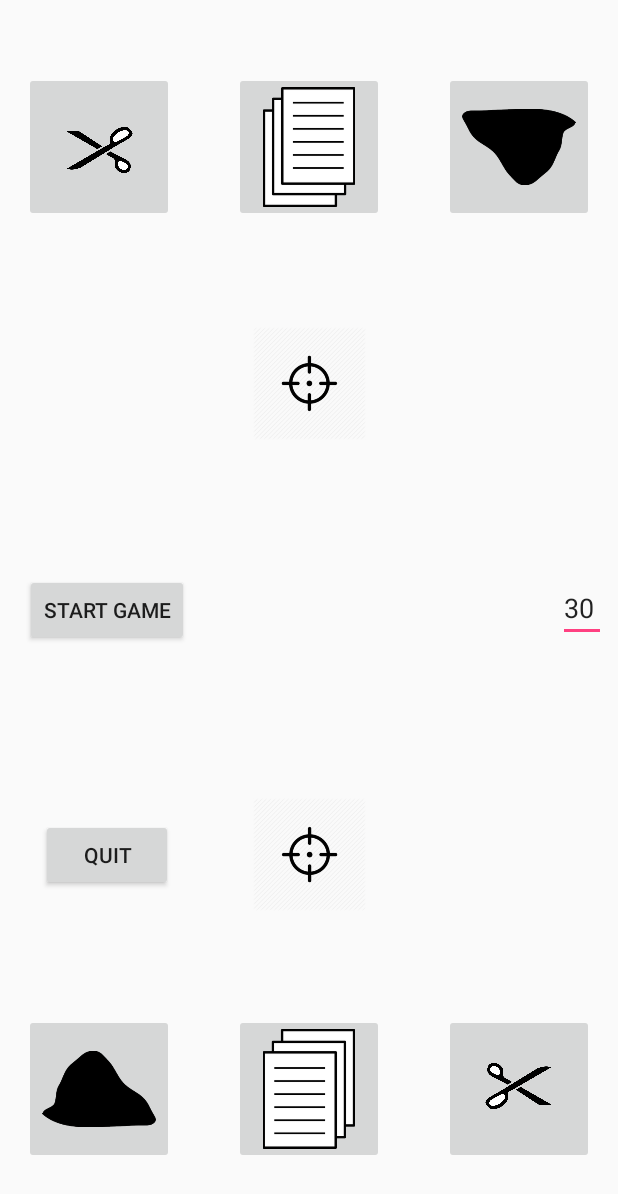
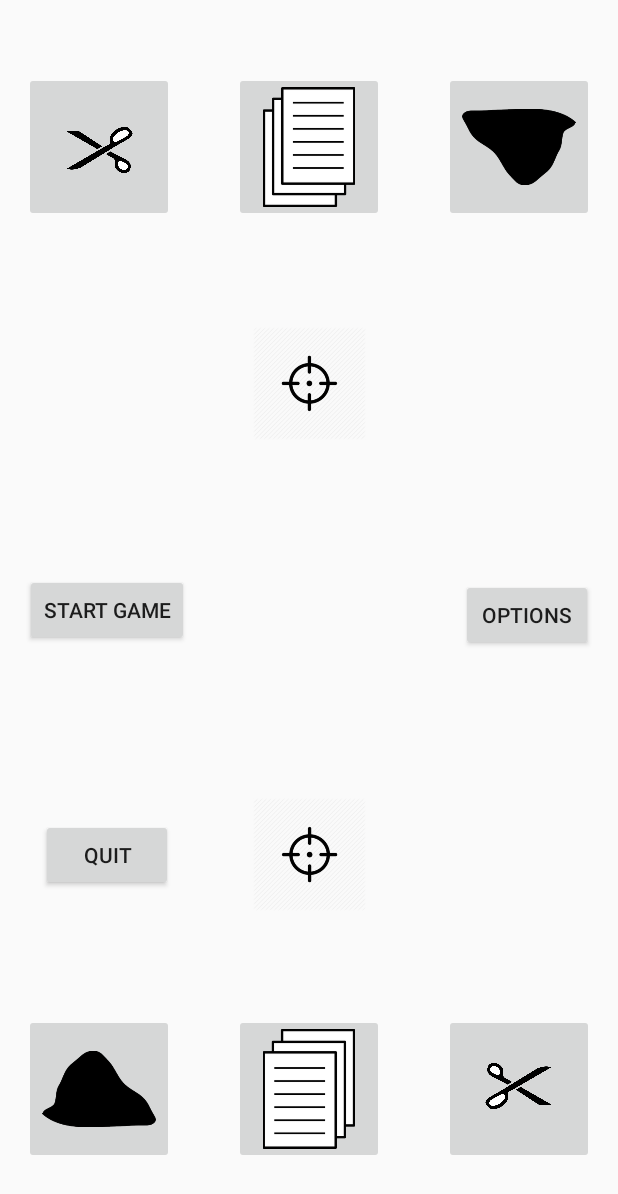
Before and after one commit to NikhilAPatel/RPS, an Android app: the Game screen opened directly, with no data from a screen before it, on a phone screen of 412 x 824 dp. Shown: the top 1194 px of the screen. Run offline under Robolectric (Android 15) with nearby library versions, the phone set to English and light mode, and no system bars.

Commit message:
Added game options screen and made tweaks to code
Added a screen accesible from both the game and the menu where the player can set game time and toggle powerups on or off(not implemented). The options screen can link back to either the menu or the game. ALso the countdownTimerPausable class was deleted as it was no longer in use. Some graphical capabilities have also been added back into the game as it was determined that they were not the source of the lag.

```diff
--- a/app/src/main/AndroidManifest.xml
+++ b/app/src/main/AndroidManifest.xml
@@ -9,9 +9,7 @@
         android:roundIcon="@mipmap/ic_launcher_round"
         android:supportsRtl="true"
         android:theme="@style/AppTheme">
-        <activity android:name=".Game">
-
-        </activity>
+        <activity android:name=".Game"></activity>
         <activity android:name=".Menu">
             <intent-filter>
                 <action android:name="android.intent.action.MAIN" />
@@ -19,6 +17,7 @@
                 <category android:name="android.intent.category.LAUNCHER" />
             </intent-filter>
         </activity>
+        <activity android:name=".Options"></activity>
     </application>
 
 </manifest>
--- a/app/src/main/java/academy/learnprogramming/rps/Game.java
+++ b/app/src/main/java/academy/learnprogramming/rps/Game.java
@@ -21,18 +21,16 @@ import static android.view.View.VISIBLE;
 public class Game extends AppCompatActivity {
 
     //TODO add sound
-    //TODO add intro screen
-    //TODO add actual way to start game
-    //TODO add way for users to know who is winning
-    //TODO find a way to get rid of title bar
+    //TODO finish intro screen
     //TODO fix all of the yellows
     //TODO fix encapsulation
     //TODO create a constants.java in order keep track of game length etc.
-    //TODO make score default 0
     //TODO make score 0 when game starts
-    //TODO make score easier to read
     //TODO implement ads
-    //TODO gray out buttons on end game
+    //TODO add progress bar
+    //TODO check all text fields for bad data entry
+    //TODO make it so you can tie
+
 
 
     private ImageButton p1paperButton;
@@ -46,8 +44,8 @@ public class Game extends AppCompatActivity {
     private TextView p1timer;
     private TextView p2timer;
     private Button startButton;
-    private EditText timeInput;
     private Button quitButton;
+    private Button optionsButton;
 
     private boolean gameStart = false;
     private String p1state = "shoot";
@@ -79,8 +77,8 @@ public class Game extends AppCompatActivity {
         p1timer = findViewById(R.id.p1timer);
         p2timer = findViewById(R.id.p2timer);
         startButton = findViewById(R.id.startButton);
-        timeInput = findViewById(R.id.timeInput);
         quitButton = findViewById(R.id.quitButton);
+        optionsButton = findViewById(R.id.optionsButton);
 
         //Player 1 Controls
         p1paperButton = findViewById(R.id.p1paperButton);
@@ -116,7 +114,7 @@ public class Game extends AppCompatActivity {
             @Override
             public void onClick(View view) {
                 p2choiceImage.setImageResource(R.drawable.rock);
-                /*
+
                 p2rockButton.setImageResource(R.drawable.rockgrayed);
                 p2rockButton.setClickable(false);
 
@@ -125,7 +123,7 @@ public class Game extends AppCompatActivity {
 
                 p2paperButton.setImageResource(R.drawable.paper);
                 p2paperButton.setClickable(true);
-*/
+
                 p2state = "rock";
 
             }
@@ -134,7 +132,7 @@ public class Game extends AppCompatActivity {
             @Override
             public void onClick(View view) {
                 p2choiceImage.setImageResource(R.drawable.paper);
-                /*
+
                 p2paperButton.setImageResource(R.drawable.papergrayed);
                 p2paperButton.setClickable(false);
 
@@ -143,7 +141,7 @@ public class Game extends AppCompatActivity {
 
                 p2scissorButton.setImageResource(R.drawable.scissors);
                 p2scissorButton.setClickable(true);
-                */
+
 
                 p2state = "paper";
 
@@ -153,7 +151,7 @@ public class Game extends AppCompatActivity {
             @Override
             public void onClick(View view) {
                 p2choiceImage.setImageResource(R.drawable.scissors);
-                /*
+
                 p2scissorButton.setImageResource(R.drawable.scissorsgrayed);
                 p2scissorButton.setClickable(false);
 
@@ -162,7 +160,7 @@ public class Game extends AppCompatActivity {
 
                 p2rockButton.setImageResource(R.drawable.rock);
                 p2rockButton.setClickable(true);
-*/
+
                 p2state = "scissor";
 
             }
@@ -173,7 +171,7 @@ public class Game extends AppCompatActivity {
             @Override
             public void onClick(View view) {
                 p1choiceImage.setImageResource(R.drawable.rock);
-                /*
+
                 p1rockButton.setImageResource(R.drawable.rockgrayed);
                 p1rockButton.setClickable(false);
 
@@ -182,7 +180,7 @@ public class Game extends AppCompatActivity {
 
                 p1paperButton.setImageResource(R.drawable.paper);
                 p1paperButton.setClickable(true);
-                */
+
 
                 p1state = "rock";
 
@@ -192,7 +190,7 @@ public class Game extends AppCompatActivity {
             @Override
             public void onClick(View view) {
                 p1choiceImage.setImageResource(R.drawable.paper);
-                /*
+
                 p1paperButton.setImageResource(R.drawable.papergrayed);
                 p1paperButton.setClickable(false);
 
@@ -201,7 +199,7 @@ public class Game extends AppCompatActivity {
 
                 p1scissorButton.setImageResource(R.drawable.scissors);
                 p1scissorButton.setClickable(true);
-                */
+
 
                 p1state = "paper";
             }
@@ -210,7 +208,7 @@ public class Game extends AppCompatActivity {
             @Override
             public void onClick(View view) {
                 p1choiceImage.setImageResource(R.drawable.scissors);
-                /*
+
                 p1scissorButton.setImageResource(R.drawable.scissorsgrayed);
                 p1scissorButton.setClickable(false);
 
@@ -219,10 +217,18 @@ public class Game extends AppCompatActivity {
 
                 p1rockButton.setImageResource(R.drawable.rock);
                 p1rockButton.setClickable(true);
-                */
+
 
                 p1state = "scissor";
 
+            }
+        };
+
+        View.OnClickListener optionsButtonOnClickListener = new View.OnClickListener() {
+            @Override
+            public void onClick(View v) {
+                Intent myIntent = new Intent(Game.this, Options.class);
+                startActivity(myIntent);
             }
         };
 
@@ -236,66 +242,12 @@ public class Game extends AppCompatActivity {
 
         startButton.setOnClickListener(startButtonOnClickListener);
         quitButton.setOnClickListener(quitButtonOnClickListener);
+        optionsButton.setOnClickListener(optionsButtonOnClickListener);
 
     }
 
-    /*
-    public void startGame() {
-
-        if (!gameStart) {
-            gameStart = true;
-            p1scoreValue = 0;
-            p2scoreValue = 0;
-            p1score.setText(Integer.toString(p1scoreValue) + " Points");
-            p2score.setText(Integer.toString(p2scoreValue) + " Points");
-
-
-            p1timer.setText("Go!");
-            p2timer.setText("Go!");
-            int runtime = Integer.parseInt(timeInput.getText().toString()) * 1000;
-            new CountDownTimer(runtime, scoreCheckTime) {
-
-                public void onTick(long millisUntilFinished) {
-                    String currentWinner = getWinner();
-
-                    if (currentWinner.equals("P1")) {
-                        p1scoreValue++;
-                        p1score.setText(Integer.toString(p1scoreValue));
-                        p1timer.setTextColor(0xFFFF0000);
-                        p2timer.setTextColor(0xFFFF0000);
-                    } else if (currentWinner.equals("P2")) {
-                        p2scoreValue++;
-                        p2score.setText(Integer.toString(p2scoreValue));
-                        p1timer.setTextColor(0xFF0000FF);
-                        p2timer.setTextColor(0xFF0000FF);
-                    } else {
-                        p1timer.setTextColor(0xFF000000);
-                        p2timer.setTextColor(0xFF000000);
-                    }
-
-                    p1timer.setText(String.valueOf(millisUntilFinished / 1000));
-                    p2timer.setText(String.valueOf(millisUntilFinished / 1000));
-                }
-
-                public void onFinish() {
-
-                    endGame();
-                }
-            }.start();
-        }
-    }
-    */
-
     public void startGameWithThread() {
         if (!gameStart) {
-            p1rockButton.setClickable(true);
-            p1paperButton.setClickable(true);
-            p1scissorButton.setClickable(true);
-
-            p2rockButton.setClickable(true);
-            p2paperButton.setClickable(true);
-            p2scissorButton.setClickable(true);
-
             gameStart = true;
             p1scoreValue = 0;
             p2scoreValue = 0;
@@ -303,11 +255,12 @@ public class Game extends AppCompatActivity {
             p2score.setText(Integer.toString(p2scoreValue) + " Points");
             p1timer.setText("Go!");
             p2timer.setText("Go!");
+            unGrayButtons();
             startButton.setVisibility(INVISIBLE); //makes the start button disappear when the game starts but later this could be changed to make the button function as a pause button
-            timeInput.setVisibility(INVISIBLE);
             quitButton.setVisibility(INVISIBLE);
+            optionsButton.setVisibility(INVISIBLE);
             Timer runTimer = new Timer();
-            final int runtime = 200 + Integer.parseInt(timeInput.getText().toString()) * 1000;
+            final int runtime = 200 + (Options.getGameTime() * 1000);
 
             final long startTime = System.currentTimeMillis();
             TimerTask game = new TimerTask() {
@@ -357,13 +310,15 @@ public class Game extends AppCompatActivity {
         }
     }
 
-    //TODO finish endGame method (find out who wins and have options for quit to menu and play again)
     public void endGame() {
+        grayButtons();
         p1timer.setText("Game Done");
         p2timer.setText("Game Done");
         startButton.setVisibility(VISIBLE);
-        timeInput.setVisibility(VISIBLE);
         quitButton.setVisibility(VISIBLE);
+        optionsButton.setVisibility(VISIBLE);
+        p1choiceImage.setImageResource(R.drawable.shoot);
+        p2choiceImage.setImageResource(R.drawable.shoot);
 
         gameStart = false;
         if (p1scoreValue > p2scoreValue) {
@@ -376,14 +331,6 @@ public class Game extends AppCompatActivity {
             p2score.setText("Loser: " + p2scoreValue);
             p1score.setText("Loser: " + p1scoreValue);
         }
-
-        p1rockButton.setClickable(false);
-        p1paperButton.setClickable(false);
-        p1scissorButton.setClickable(false);
-
-        p2rockButton.setClickable(false);
-        p2paperButton.setClickable(false);
-        p2scissorButton.setClickable(false);
 
     }
 
@@ -398,4 +345,41 @@ public class Game extends AppCompatActivity {
         }
         return condition;
     }
+
+    public void grayButtons(){
+        p1rockButton.setClickable(false);
+        p1paperButton.setClickable(false);
+        p1scissorButton.setClickable(false);
+
+        p2rockButton.setClickable(false);
+        p2paperButton.setClickable(false);
+        p2scissorButton.setClickable(false);
+
+        p1rockButton.setImageResource(R.drawable.rockgrayed);
+        p1scissorButton.setImageResource(R.drawable.scissorsgrayed);
+        p1paperButton.setImageResource(R.drawable.papergrayed);
+
+        p2rockButton.setImageResource(R.drawable.rockgrayed);
+        p2scissorButton.setImageResource(R.drawable.scissorsgrayed);
+        p2paperButton.setImageResource(R.drawable.papergrayed);
+    }
+
+    public void unGrayButtons(){
+        p1rockButton.setClickable(true);
+        p1paperButton.setClickable(true);
+        p1scissorButton.setClickable(true);
+
+        p2rockButton.setClickable(true);
+        p2paperButton.setClickable(true);
+        p2scissorButton.setClickable(true);
+
+        p1rockButton.setImageResource(R.drawable.rock);
+        p1scissorButton.setImageResource(R.drawable.scissors);
+        p1paperButton.setImageResource(R.drawable.paper);
+
+        p2rockButton.setImageResource(R.drawable.rock);
+        p2scissorButton.setImageResource(R.drawable.scissors);
+        p2paperButton.setImageResource(R.drawable.paper);
+    }
+
 }
--- a/app/src/main/res/layout/game_activity.xml
+++ b/app/src/main/res/layout/game_activity.xml
@@ -48,6 +48,7 @@
         android:layout_marginTop="8dp"
         android:fontFamily="cursive"
         android:textAlignment="center"
+        android:textColor="@android:color/black"
         android:textSize="30sp"
         app:layout_constraintBottom_toBottomOf="parent"
         app:layout_constraintEnd_toEndOf="parent"
@@ -185,17 +186,6 @@
         app:layout_constraintTop_toBottomOf="@+id/p2choiceImage"
         app:layout_constraintVertical_bias="0.466" />
 
-    <EditText
-        android:id="@+id/timeInput"
-        android:layout_width="32dp"
-        android:layout_height="wrap_content"
-        android:ems="10"
-        android:inputType="number"
-        android:text="30"
-        android:textColorLink="@android:color/black"
-        app:layout_constraintBaseline_toBaselineOf="@+id/startButton"
-        app:layout_constraintEnd_toEndOf="@+id/p1timer" />
-
     <Button
         android:id="@+id/quitButton"
         android:layout_width="wrap_content"
@@ -221,6 +211,7 @@
         android:fontFamily="cursive"
         android:rotation="180"
         android:textAlignment="center"
+        android:textColor="@android:color/black"
         android:textSize="30sp"
         app:layout_constraintBottom_toBottomOf="@+id/p1score"
         app:layout_constraintEnd_toEndOf="parent"
@@ -229,4 +220,20 @@
         app:layout_constraintTop_toTopOf="@+id/p2score"
         app:layout_constraintVertical_bias="0.455" />
 
+    <Button
+        android:id="@+id/optionsButton"
+        android:layout_width="wrap_content"
+        android:layout_height="wrap_content"
+        android:layout_marginBottom="8dp"
+        android:layout_marginEnd="8dp"
+        android:layout_marginStart="8dp"
+        android:layout_marginTop="8dp"
+        android:text="Options"
+        app:layout_constraintBottom_toTopOf="@+id/p1choiceImage"
+        app:layout_constraintEnd_toEndOf="parent"
+        app:layout_constraintHorizontal_bias="0.971"
+        app:layout_constraintStart_toStartOf="parent"
+        app:layout_constraintTop_toBottomOf="@+id/p2choiceImage"
+        app:layout_constraintVertical_bias="0.484" />
+
 </android.support.constraint.ConstraintLayout>
```
Also changed, not shown: app/src/main/java/academy/learnprogramming/rps/CountDownTimerPausable.java (deleted, +0 -102 lines), app/src/main/java/academy/learnprogramming/rps/Menu.java (+11 -0 lines), app/src/main/java/academy/learnprogramming/rps/Options.java (added, +57 -0 lines), app/src/main/res/layout/options_activity.xml (added, +102 -0 lines).
